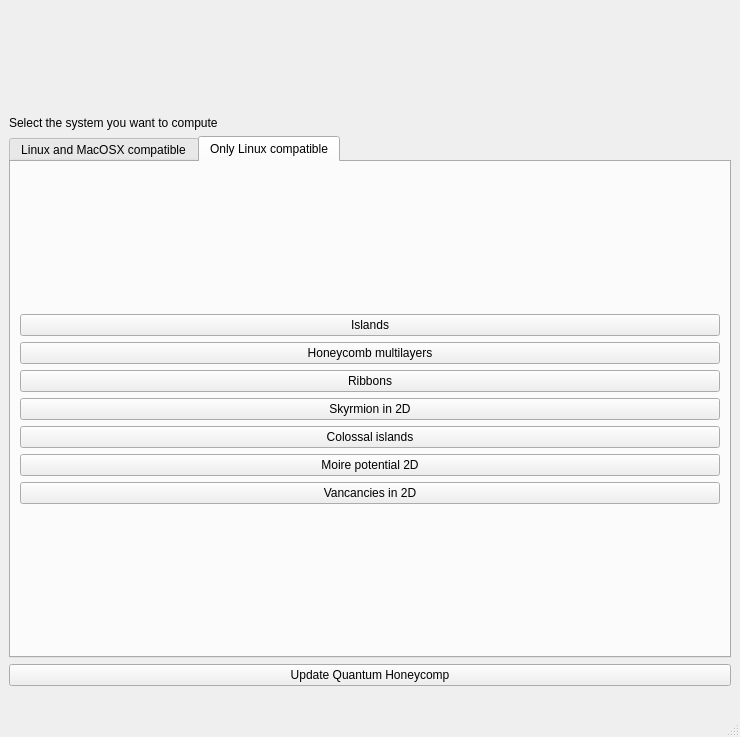
Above: development/interface-pyqt/system_selection/interface.ui from joselado/quantum-honeycomp before the change. Below: the same form after it.
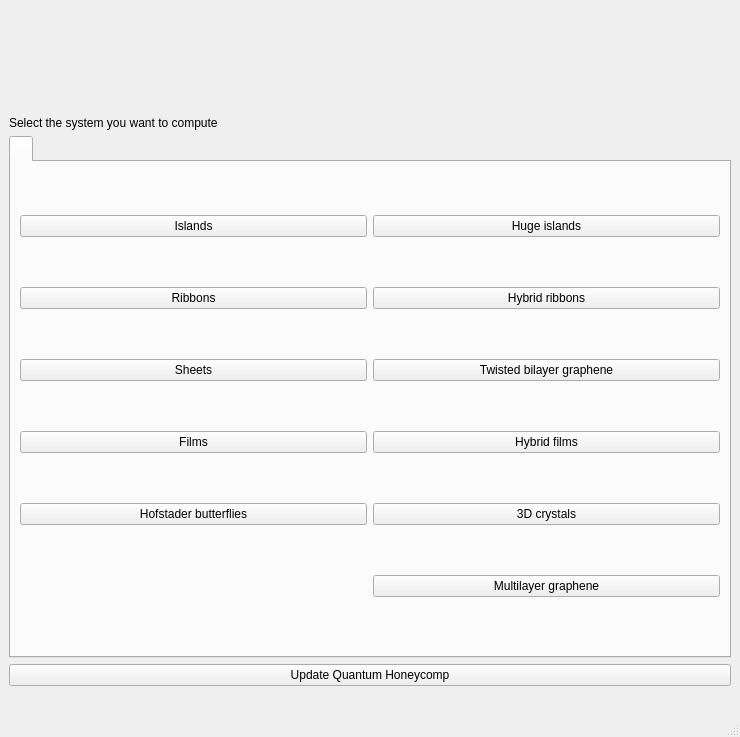
That is the form after the change. The open tabs and pages were chosen to show the change.

```diff
--- a/development/interface-pyqt/system_selection/interface.ui
+++ b/development/interface-pyqt/system_selection/interface.ui
@@ -63,7 +63,7 @@
       </property>
       <widget class="QWidget" name="tab_3">
        <attribute name="title">
-        <string>Linux and MacOSX compatible</string>
+        <string/>
        </attribute>
        <layout class="QHBoxLayout" name="horizontalLayout">
         <item>
@@ -149,66 +149,6 @@
         </item>
        </layout>
       </widget>
-      <widget class="QWidget" name="tab">
-       <attribute name="title">
-        <string>Only Linux compatible</string>
-       </attribute>
-       <layout class="QVBoxLayout" name="verticalLayout_2">
-        <item>
-         <layout class="QGridLayout" name="gridLayout">
-          <item row="6" column="0">
-           <widget class="QPushButton" name="skyrmion">
-            <property name="text">
-             <string>Skyrmion in 2D</string>
-            </property>
-           </widget>
-          </item>
-          <item row="8" column="0">
-           <widget class="QPushButton" name="moire">
-            <property name="text">
-             <string>Moire potential 2D</string>
-            </property>
-           </widget>
-          </item>
-          <item row="2" column="0">
-           <widget class="QPushButton" name="ribbons">
-            <property name="text">
-             <string>Ribbons</string>
-            </property>
-           </widget>
-          </item>
-          <item row="7" column="0">
-           <widget class="QPushButton" name="huge_islands">
-            <property name="text">
-             <string>Colossal islands</string>
-            </property>
-           </widget>
-          </item>
-          <item row="9" column="0">
-           <widget class="QPushButton" name="vacancy2d">
-            <property name="text">
-             <string>Vancancies in 2D</string>
-            </property>
-           </widget>
-          </item>
-          <item row="0" column="0">
-           <widget class="QPushButton" name="islands">
-            <property name="text">
-             <string>Islands</string>
-            </property>
-           </widget>
-          </item>
-          <item row="1" column="0">
-           <widget class="QPushButton" name="multilayers">
-            <property name="text">
-             <string>Honeycomb multilayers</string>
-            </property>
-           </widget>
-          </item>
-         </layout>
-        </item>
-       </layout>
-      </widget>
      </widget>
     </item>
     <item>
```
